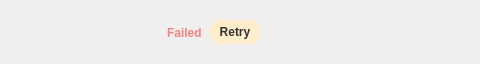
meganz/MEGAsync, file src/MEGASync/transfers/gui/linux/TransferManagerDelegateWidget.ui: the form before one commit; both pictures show x 272 to 752 and y 0 to 64 of the 752 by 64 pixel window.
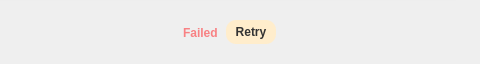
The form after the commit. Icons and pictures are not drawn.

The edit to the form file:
```diff
--- a/src/MEGASync/transfers/gui/linux/TransferManagerDelegateWidget.ui
+++ b/src/MEGASync/transfers/gui/linux/TransferManagerDelegateWidget.ui
@@ -204,13 +204,13 @@
 
 #tPauseResumeTransfer, #tCancelClearTransfer
 {
-    width: 24px;
-    min-width: 24px;
-    max-width: 24px;
-    height: 24px;
-    min-height: 24px;
-    max-height: 24px;
-    qProperty-iconSize: 24px;
+    width: 16px;
+    min-width: 16px;
+    max-width: 16px;
+    height: 16px;
+    min-height: 16px;
+    max-height: 16px;
+    qProperty-iconSize: 16px;
     padding-left: 0px;
     margin-right: 0px;
     border: none;}</string>
@@ -825,13 +825,13 @@
          </property>
          <property name="minimumSize">
           <size>
-           <width>24</width>
+           <width>16</width>
            <height>63</height>
           </size>
          </property>
          <property name="maximumSize">
           <size>
-           <width>24</width>
+           <width>16</width>
            <height>63</height>
           </size>
          </property>
@@ -855,14 +855,14 @@
            <widget class="QToolButton" name="tPauseResumeTransfer">
             <property name="minimumSize">
              <size>
-              <width>24</width>
-              <height>24</height>
+              <width>16</width>
+              <height>16</height>
              </size>
             </property>
             <property name="maximumSize">
              <size>
-              <width>24</width>
-              <height>24</height>
+              <width>16</width>
+              <height>16</height>
              </size>
             </property>
             <property name="icon">
@@ -884,13 +884,13 @@
          </property>
          <property name="minimumSize">
           <size>
-           <width>24</width>
+           <width>16</width>
            <height>63</height>
           </size>
          </property>
          <property name="maximumSize">
           <size>
-           <width>24</width>
+           <width>16</width>
            <height>63</height>
           </size>
          </property>
@@ -914,14 +914,14 @@
            <widget class="QToolButton" name="tCancelClearTransfer">
             <property name="minimumSize">
              <size>
-              <width>24</width>
-              <height>24</height>
+              <width>16</width>
+              <height>16</height>
              </size>
             </property>
             <property name="maximumSize">
              <size>
-              <width>24</width>
-              <height>24</height>
+              <width>16</width>
+              <height>16</height>
              </size>
             </property>
             <property name="icon">
```
